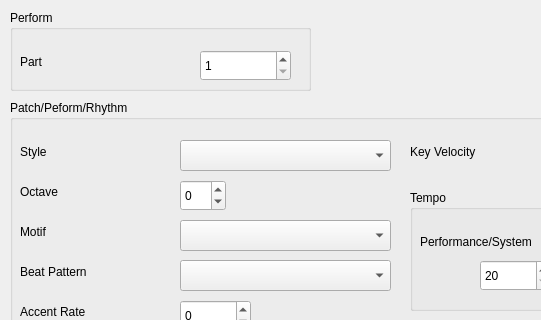
The window that ArpeggioUI.ui (marcelbonnet/QStage) describes before a commit, drawn with Qt 5; both pictures show x 0 to 541 and y 0 to 320 of the 661 by 469 pixel window.
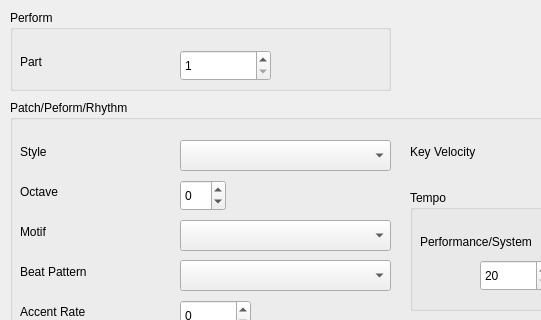
The same window after the commit.

Commit message: fix #26 Implementa controles de Arpeggio

The edit to the form file:
```diff
--- a/ArpeggioUI.ui
+++ b/ArpeggioUI.ui
@@ -18,7 +18,7 @@
     <rect>
      <x>10</x>
      <y>10</y>
-     <width>301</width>
+     <width>381</width>
      <height>81</height>
     </rect>
    </property>
@@ -30,7 +30,7 @@
      <rect>
       <x>10</x>
       <y>40</y>
-      <width>121</width>
+      <width>71</width>
       <height>23</height>
      </rect>
     </property>
@@ -41,7 +41,7 @@
    <widget class="QSpinBox" name="part">
     <property name="geometry">
      <rect>
-      <x>190</x>
+      <x>170</x>
       <y>40</y>
       <width>91</width>
       <height>31</height>
```
The commit also changes 5 other files.
